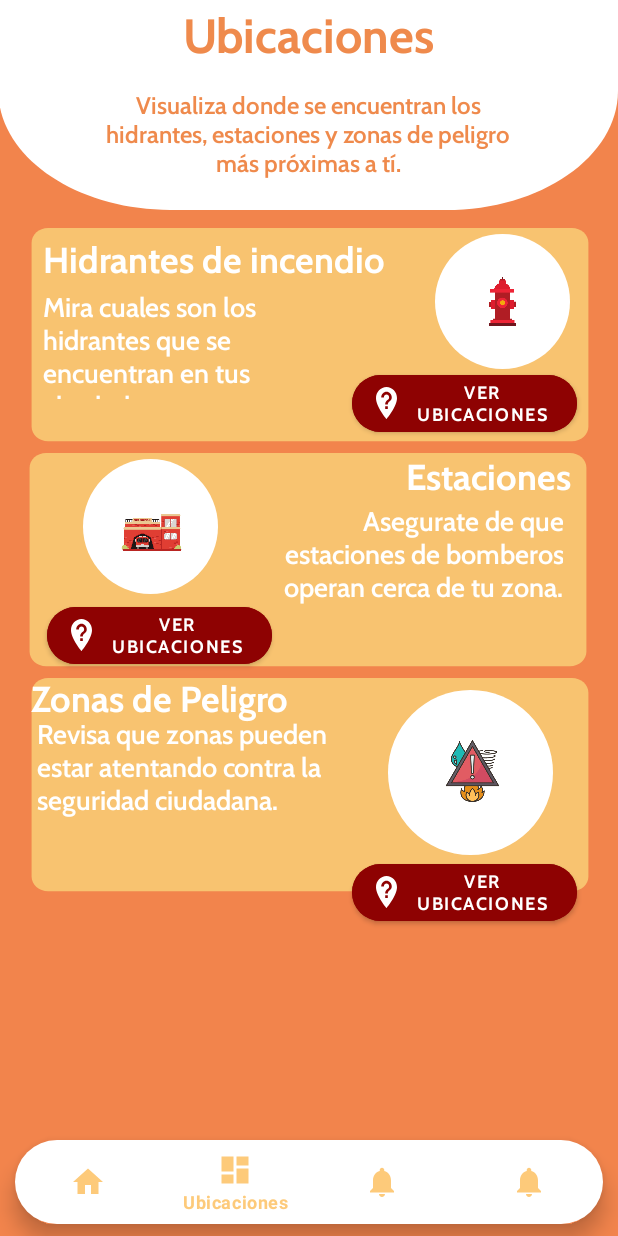
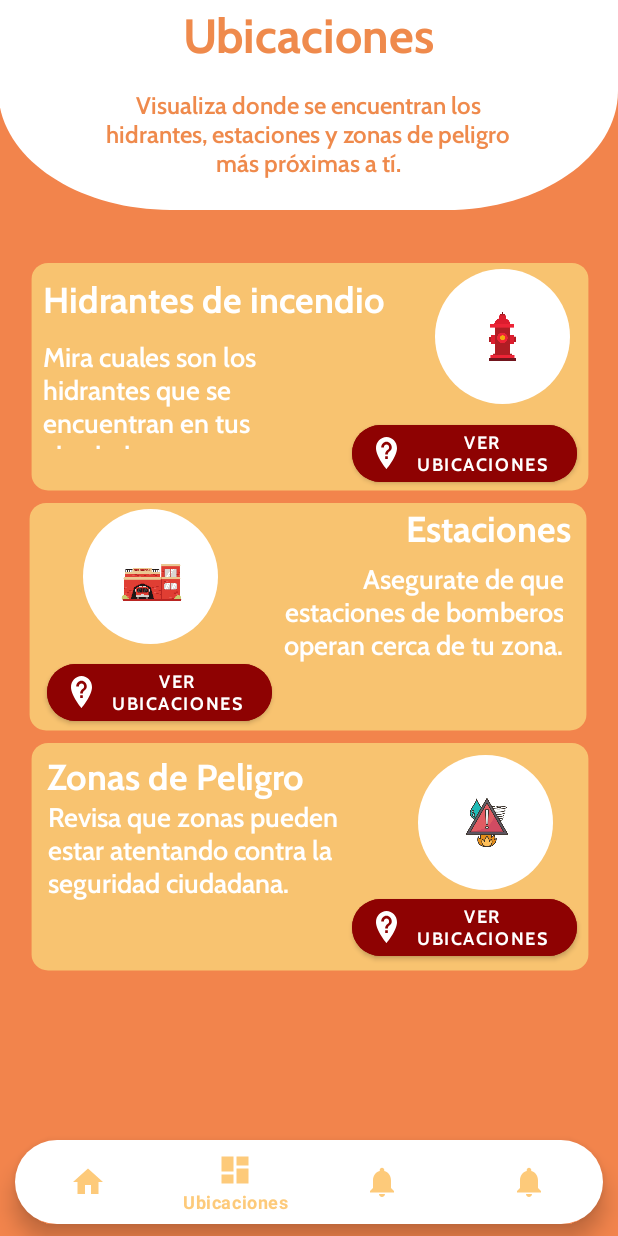
Before and after one commit to DJmnz0107/IGNIS---Android-App, an Android app: the UbicacionesIgnis screen opened through its navigation route, on a phone screen of 412 x 824 dp. Run offline under Robolectric (Android 15) with nearby library versions, the phone set to English and light mode, and no system bars; our stand-ins replace navigation-ui.

Commit message:
Ubicaciones usuario completado

```diff
--- a/app/src/main/java/Modelo/ClaseConexion.kt
+++ b/app/src/main/java/Modelo/ClaseConexion.kt
@@ -7,9 +7,9 @@ class ClaseConexion {
 
     fun cadenaConexion(): Connection? {
         try {
-            val ip = "jdbc:oracle:thin:@10.10.0.128:1521:xe"
-            val usuario = "IGNIS"
-            val contrasena = "JNASCA"
+            val ip = "jdbc:oracle:thin:@192.168.0.5:1521:xe"
+            val usuario = "NATAREN_DEVELOPER"
+            val contrasena = "Nata123"
 
             val conexion = DriverManager.getConnection(ip, usuario, contrasena)
             return conexion
--- a/app/src/main/res/layout/fragment_ubicaciones_ignis.xml
+++ b/app/src/main/res/layout/fragment_ubicaciones_ignis.xml
@@ -53,8 +53,8 @@
     <View
         android:id="@+id/cuadrado1"
         android:layout_width="380dp"
-        android:layout_height="150dp"
-        android:layout_marginTop="12dp"
+        android:layout_height="160dp"
+        android:layout_marginTop="35dp"
         android:background="@drawable/ubi_cuadrado"
         app:layout_constraintEnd_toEndOf="parent"
         app:layout_constraintHorizontal_bias="0.516"
@@ -64,7 +64,7 @@
     <View
         android:id="@+id/cuadrado3"
         android:layout_width="380dp"
-        android:layout_height="150dp"
+        android:layout_height="160dp"
         android:background="@drawable/ubi_cuadrado"
         app:layout_constraintEnd_toEndOf="parent"
         app:layout_constraintHorizontal_bias="0.516"
@@ -74,7 +74,8 @@
     <View
         android:id="@+id/cuadrado2"
         android:layout_width="380dp"
-        android:layout_height="150dp"
+        android:layout_height="160dp"
+
         android:background="@drawable/ubi_cuadrado"
         app:layout_constraintEnd_toEndOf="parent"
         app:layout_constraintHorizontal_bias="0.483"
@@ -139,8 +140,8 @@
 
     <View
         android:id="@+id/redondo_ubi2"
-        android:layout_width="110dp"
-        android:layout_height="110dp"
+        android:layout_width="90dp"
+        android:layout_height="90dp"
         android:layout_marginTop="8dp"
         android:layout_marginEnd="28dp"
         android:background="@drawable/ubi_redondo"
@@ -257,31 +258,32 @@
         android:id="@+id/textView16"
         android:layout_width="wrap_content"
         android:layout_height="wrap_content"
+        android:layout_marginTop="8dp"
         android:fontFamily="@font/cabin_bold"
         android:text="Zonas de Peligro"
         android:textColor="#FFFFFF"
         android:textSize="24dp"
-        app:layout_constraintBottom_toTopOf="@+id/textView17"
         app:layout_constraintEnd_toEndOf="parent"
-        app:layout_constraintHorizontal_bias="0.085"
-        app:layout_constraintStart_toStartOf="parent"
-        app:layout_constraintTop_toTopOf="@+id/cuadrado3"
-        app:layout_constraintVertical_bias="0.181" />
+        app:layout_constraintHorizontal_bias="0.066"
+        app:layout_constraintStart_toStartOf="@+id/cuadrado3"
+        app:layout_constraintTop_toTopOf="@+id/cuadrado3" />
 
     <TextView
         android:id="@+id/textView17"
         android:layout_width="210dp"
         android:layout_height="71dp"
         android:layout_marginStart="20dp"
-        android:layout_marginBottom="52dp"
+        android:layout_marginBottom="48dp"
         android:fontFamily="@font/cabin_semibold"
         android:text="Revisa que zonas pueden estar atentando contra la seguridad ciudadana."
         android:textColor="#FFFFFF"
         android:textSize="18dp"
         app:layout_constraintBottom_toBottomOf="@+id/cuadrado3"
         app:layout_constraintEnd_toStartOf="@+id/VerUbiZona"
-        app:layout_constraintHorizontal_bias="1.0"
-        app:layout_constraintStart_toStartOf="@+id/cuadrado3" />
+        app:layout_constraintHorizontal_bias="0.416"
+        app:layout_constraintStart_toStartOf="@+id/cuadrado3"
+        app:layout_constraintTop_toBottomOf="@+id/textView16"
+        app:layout_constraintVertical_bias="0.0" />
 
     <Button
         android:id="@+id/VerUbiZona"
@@ -312,9 +314,9 @@
 
     <ImageView
         android:id="@+id/imgPeligro"
-        android:layout_width="75dp"
-        android:layout_height="80dp"
-        android:layout_marginBottom="16dp"
+        android:layout_width="60dp"
+        android:layout_height="70dp"
+        android:layout_marginBottom="10dp"
         android:src="@drawable/alertaubiimg"
         app:layout_constraintBottom_toBottomOf="@+id/redondo_ubi2"
         app:layout_constraintEnd_toEndOf="@+id/redondo_ubi2"
```
